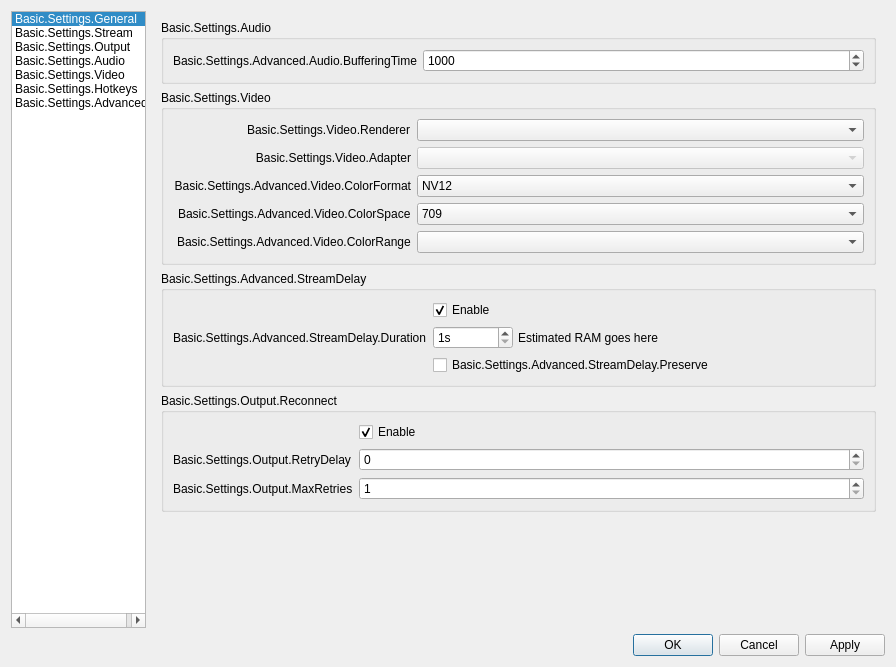
Qt form obs/forms/OBSBasicSettings.ui (obsproject/obs-studio) before a commit.
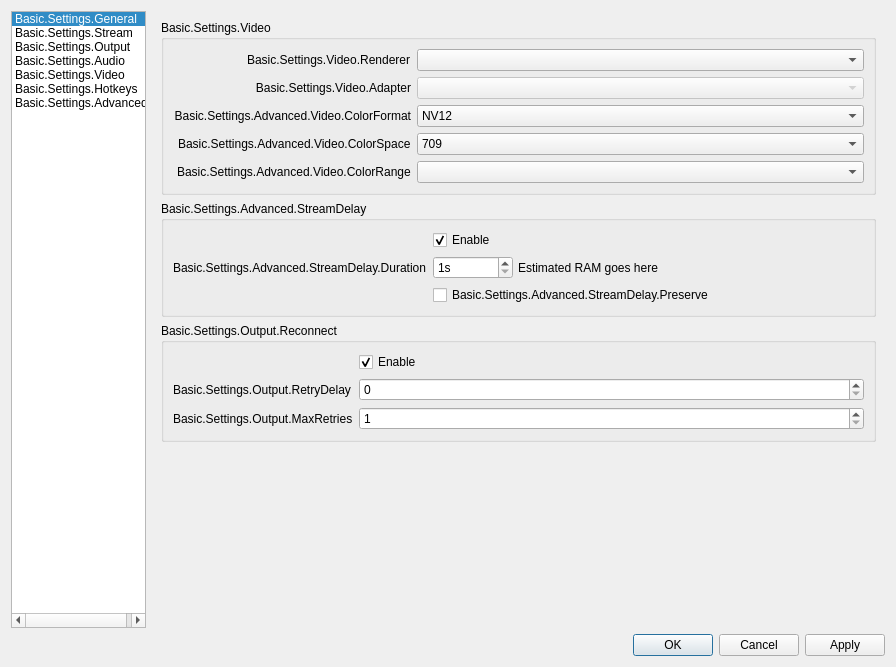
The same form after that commit. The open tabs and pages were chosen to show the change. Icons and pictures are not drawn.

Commit message:
UI: Remove "audio buffering time" (skip)
(Note: This commit breaks libobs compilation.  Skip if bisecting)

Diff of the .ui file:
```diff
--- a/obs/forms/OBSBasicSettings.ui
+++ b/obs/forms/OBSBasicSettings.ui
@@ -2663,50 +2663,6 @@
              <item alignment="Qt::AlignTop">
               <widget class="QWidget" name="widget_11" native="true">
                <layout class="QVBoxLayout" name="verticalLayout_17">
-                <item>
-                 <widget class="QGroupBox" name="groupBox_6">
-                  <property name="title">
-                   <string>Basic.Settings.Audio</string>
-                  </property>
-                  <layout class="QFormLayout" name="formLayout_17">
-                   <property name="fieldGrowthPolicy">
-                    <enum>QFormLayout::AllNonFixedFieldsGrow</enum>
-                   </property>
-                   <property name="labelAlignment">
-                    <set>Qt::AlignRight|Qt::AlignTrailing|Qt::AlignVCenter</set>
-                   </property>
-                   <item row="0" column="0">
-                    <widget class="QLabel" name="label_35">
-                     <property name="minimumSize">
-                      <size>
-                       <width>0</width>
-                       <height>0</height>
-                      </size>
-                     </property>
-                     <property name="text">
-                      <string>Basic.Settings.Advanced.Audio.BufferingTime</string>
-                     </property>
-                     <property name="alignment">
-                      <set>Qt::AlignRight|Qt::AlignTrailing|Qt::AlignVCenter</set>
-                     </property>
-                    </widget>
-                   </item>
-                   <item row="0" column="1">
-                    <widget class="QSpinBox" name="audioBufferingTime">
-                     <property name="minimum">
-                      <number>100</number>
-                     </property>
-                     <property name="maximum">
-                      <number>10000</number>
-                     </property>
-                     <property name="value">
-                      <number>1000</number>
-                     </property>
-                    </widget>
-                   </item>
-                  </layout>
-                 </widget>
-                </item>
                 <item>
                  <widget class="QGroupBox" name="advancedVideoContainer">
                   <property name="title">
```
Left out of the diff: 4 changed lines with no effect on the pictures. The commit also changes 2 other files.
